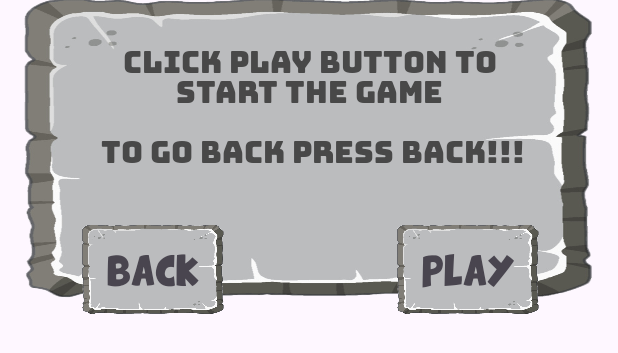
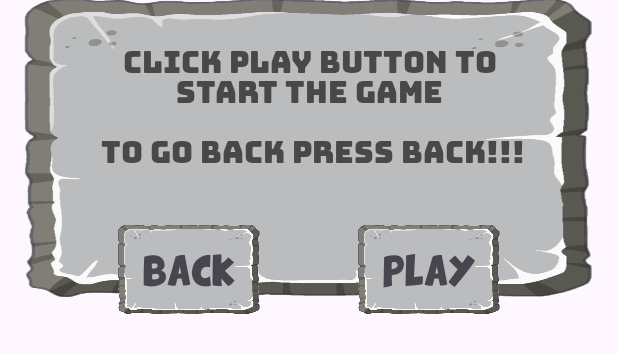
Before and after one commit to Farhan-S/BrainAdornApps, an Android app: the layout memorise_play_button.xml on its own in the app's theme, with its tools: preview values and no code run, on a phone screen of 412 x 824 dp. Shown: the top 353 px of the screen. Run offline under Robolectric (Android 15) with nearby library versions, the phone set to English and light mode, and no system bars.

Commit message:
maximum bug fixing commit

```diff
--- a/app/src/main/AndroidManifest.xml
+++ b/app/src/main/AndroidManifest.xml
@@ -4,6 +4,7 @@
 
     <uses-permission android:name="android.permission.INTERNET" />
     <uses-permission android:name="android.permission.ACCESS_NETWORK_STATE" />
+    <uses-permission android:name="com.google.android.gms.permission.AD_ID"/>
 
     <application
 
--- a/app/src/main/java/com/pirhotech/brainadorn/MemoMainActivity.java
+++ b/app/src/main/java/com/pirhotech/brainadorn/MemoMainActivity.java
@@ -438,6 +438,7 @@ public class MemoMainActivity extends AppCompatActivity {
 
             }
         });
+        dialog.setCanceledOnTouchOutside(false);
         dialog.show();
     }
 
@@ -537,6 +538,7 @@ public class MemoMainActivity extends AppCompatActivity {
 
             }
         });
+        dialog.setCanceledOnTouchOutside(false);
         dialog.show();
     }
 
--- a/app/src/main/res/layout/diamond_shop_alert.xml
+++ b/app/src/main/res/layout/diamond_shop_alert.xml
@@ -1,7 +1,7 @@
 <?xml version="1.0" encoding="utf-8"?>
 <RelativeLayout xmlns:android="http://schemas.android.com/apk/res/android"
-    android:layout_width="match_parent"
-    android:layout_height="match_parent"
+    android:layout_width="400dp"
+    android:layout_height="wrap_content"
     android:orientation="vertical"
     android:layout_centerInParent="true"
     android:background="@android:color/transparent"
--- a/app/src/main/res/layout/memorise_play_button.xml
+++ b/app/src/main/res/layout/memorise_play_button.xml
@@ -1,7 +1,7 @@
 <?xml version="1.0" encoding="utf-8"?>
 <RelativeLayout xmlns:android="http://schemas.android.com/apk/res/android"
-    android:layout_width="match_parent"
-    android:layout_height="match_parent"
+    android:layout_width="wrap_content"
+    android:layout_height="wrap_content"
     android:orientation="vertical"
     android:layout_centerInParent="true"
     android:background="@android:color/transparent"
@@ -25,15 +25,20 @@
 
         />
 
+    <LinearLayout
+        android:layout_marginTop="150dp"
+        android:layout_width="match_parent"
+        android:layout_height="wrap_content"
+        android:orientation="horizontal"
+        android:gravity="center_horizontal"
+
+        >
+
         <TextView
             android:id="@+id/backBtn"
             android:layout_width="100dp"
             android:layout_height="60dp"
-        android:layout_alignParentStart="true"
-        android:layout_alignParentTop="true"
-        android:layout_marginStart="52dp"
-        android:layout_marginTop="150dp"
-        android:layout_marginRight="50dp"
+
             android:background="@drawable/levelcomplete"
             android:clickable="true"
             android:focusable="true"
@@ -47,11 +52,7 @@
             android:id="@+id/playBtn"
             android:layout_width="100dp"
             android:layout_height="60dp"
-        android:layout_alignParentTop="true"
-        android:layout_alignParentRight="true"
-        android:layout_marginTop="150dp"
-        android:layout_marginRight="50dp"
-        android:layout_marginLeft="50dp"
+            android:layout_marginLeft="60dp"
             android:background="@drawable/levelcomplete"
             android:clickable="true"
             android:focusable="true"
@@ -61,5 +62,9 @@
             android:longClickable="true"
             android:text="PLAY" />
 
+    </LinearLayout>
+
+
+
 
 </RelativeLayout>
--- a/app/src/main/res/layout/popup_dialogue_box.xml
+++ b/app/src/main/res/layout/popup_dialogue_box.xml
@@ -4,7 +4,6 @@
     xmlns:tools="http://schemas.android.com/tools"
     android:layout_width="match_parent"
     android:layout_height="350dp"
-    tools:context=".PopupActiviy"
     >
 
     <LinearLayout
```
Also changed, not shown: app/build.gradle (+4 -3 lines), app/src/main/res/layout/activity_memorise_main.xml (+30 -7 lines). Lines whose indentation alone changed are shown as unchanged.
